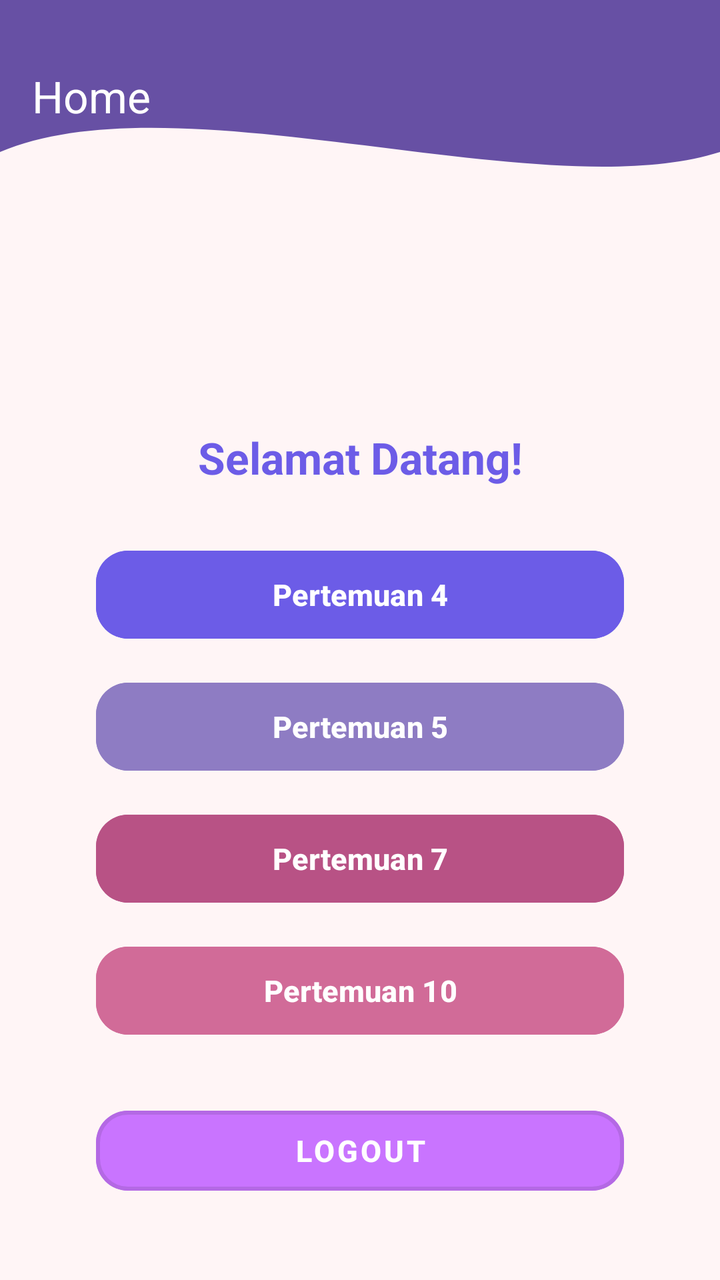
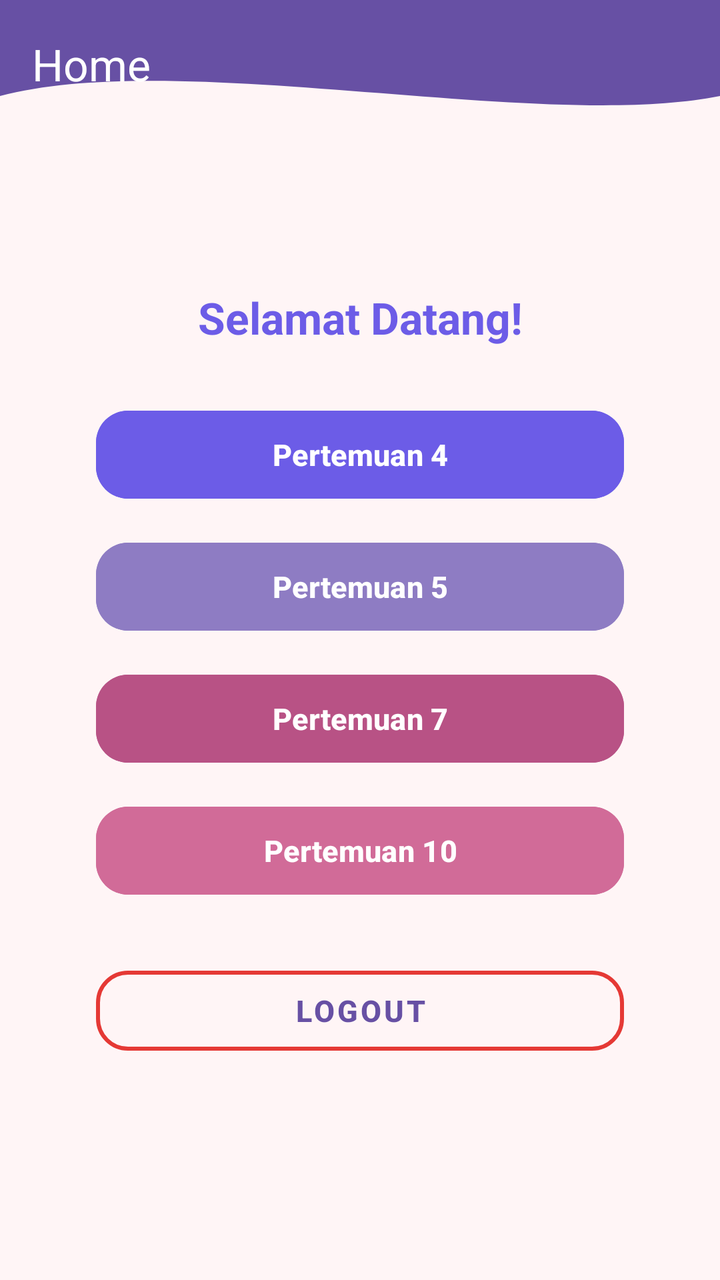

An Android layout rendered at two revisions. The XML below is the earlier revision; the diff shows what the commit changed to produce the second picture.
<!-- AndroidManifest.xml: application theme Theme.Najahtiemobile -->
<!-- res/layout/fragment_home.xml -->
<?xml version="1.0" encoding="utf-8"?>
<androidx.constraintlayout.widget.ConstraintLayout
    xmlns:android="http://schemas.android.com/apk/res/android"
    xmlns:app="http://schemas.android.com/apk/res-auto"
    xmlns:tools="http://schemas.android.com/tools"
    android:layout_width="match_parent"
    android:layout_height="match_parent"
    android:background="#FFF5F6"
    tools:context=".Home.HomeFragment">

    
    <View
        android:id="@+id/background_header"
        android:layout_width="0dp"
        android:layout_height="190dp"
        android:background="@drawable/bg_header_wave"
        app:layout_constraintStart_toStartOf="parent"
        app:layout_constraintEnd_toEndOf="parent"
        app:layout_constraintTop_toTopOf="parent"/>

    

    

    <androidx.appcompat.widget.Toolbar
        android:id="@+id/toolbar"
        android:layout_width="0dp"
        android:layout_height="?attr/actionBarSize"
        android:layout_marginTop="16dp"
        android:background="@android:color/transparent"
        app:layout_constraintEnd_toEndOf="parent"
        app:layout_constraintHorizontal_bias="0.0"
        app:layout_constraintStart_toStartOf="parent"
        app:layout_constraintTop_toTopOf="parent"
        app:title="Home"
        app:titleTextColor="#FFFFFF" />

    <TextView
        android:id="@+id/tvWelcome"
        android:layout_width="wrap_content"
        android:layout_height="wrap_content"
        android:layout_marginTop="24dp"
        android:text="Selamat Datang!"
        android:textColor="#6C5CE7"
        android:textSize="22sp"
        android:textStyle="bold"
        app:layout_constraintTop_toBottomOf="@id/background_header"
        app:layout_constraintStart_toStartOf="parent"
        app:layout_constraintEnd_toEndOf="parent" />

    
    <Button
        android:id="@+id/btnToFourth"
        android:layout_width="0dp"
        android:layout_height="52dp"
        android:layout_marginHorizontal="48dp"
        android:layout_marginTop="28dp"
        android:backgroundTint="#6C5CE7"
        android:text="Pertemuan 4"
        android:textColor="#FFFFFF"
        android:textSize="15sp"
        android:textStyle="bold"
        app:cornerRadius="16dp"
        app:layout_constraintTop_toBottomOf="@id/tvWelcome"
        app:layout_constraintStart_toStartOf="parent"
        app:layout_constraintEnd_toEndOf="parent" />

    
    <Button
        android:id="@+id/btnToFifth"
        android:layout_width="0dp"
        android:layout_height="52dp"
        android:layout_marginHorizontal="48dp"
        android:layout_marginTop="14dp"
        android:backgroundTint="#8E7CC3"
        android:text="Pertemuan 5"
        android:textColor="#FFFFFF"
        android:textSize="15sp"
        android:textStyle="bold"
        app:cornerRadius="16dp"
        app:layout_constraintTop_toBottomOf="@id/btnToFourth"
        app:layout_constraintStart_toStartOf="parent"
        app:layout_constraintEnd_toEndOf="parent" />

    
    <Button
        android:id="@+id/btnToSeventh"
        android:layout_width="0dp"
        android:layout_height="52dp"
        android:layout_marginHorizontal="48dp"
        android:layout_marginTop="14dp"
        android:backgroundTint="#B85285"
        android:text="Pertemuan 7"
        android:textColor="#FFFFFF"
        android:textSize="15sp"
        android:textStyle="bold"
        app:cornerRadius="16dp"
        app:layout_constraintTop_toBottomOf="@id/btnToFifth"
        app:layout_constraintStart_toStartOf="parent"
        app:layout_constraintEnd_toEndOf="parent" />

    
    <Button
        android:id="@+id/btnToTenth"
        android:layout_width="0dp"
        android:layout_height="52dp"
        android:layout_marginHorizontal="48dp"
        android:layout_marginTop="14dp"
        android:backgroundTint="#D16B98"
        android:text="Pertemuan 10"
        android:textColor="#FFFFFF"
        android:textSize="15sp"
        android:textStyle="bold"
        app:cornerRadius="16dp"
        app:layout_constraintTop_toBottomOf="@id/btnToSeventh"
        app:layout_constraintStart_toStartOf="parent"
        app:layout_constraintEnd_toEndOf="parent" />

    
    <com.google.android.material.button.MaterialButton
        android:id="@+id/btnLogout"
        style="@style/Widget.MaterialComponents.Button.OutlinedButton"
        android:layout_width="0dp"
        android:layout_height="52dp"
        android:layout_marginHorizontal="48dp"
        android:layout_marginTop="28dp"
        android:text="Logout"        android:textColor="#FFFFFF"


        android:textSize="15sp"
        android:textStyle="bold"
        android:backgroundTint="#C974FF"
        app:strokeWidth="2dp"
        app:cornerRadius="16dp"
        app:layout_constraintTop_toBottomOf="@id/btnToTenth"
        app:layout_constraintStart_toStartOf="parent"
        app:layout_constraintEnd_toEndOf="parent" />

</androidx.constraintlayout.widget.ConstraintLayout>
<!-- resources referenced by this layout -->
<resources>
  <!-- drawable bg_header_wave (drawable) -->
  <?xml version="1.0" encoding="utf-8"?>
  <vector xmlns:android="http://schemas.android.com/apk/res/android"
      android:width="100dp"
      android:height="100dp"
      android:viewportWidth="100"
      android:viewportHeight="100">
  
      
      <path
          android:fillColor="?attr/colorPrimary"
          android:pathData="
              M0,0
              L100,0
              L100,40
              C 75,55
                25,20
                0,40
              Z" />
  </vector>
  <style name="Theme.Najahtiemobile" parent="Base.Theme.Najahtiemobile" />
  <style name="Base.Theme.Najahtiemobile" parent="Theme.Material3.DayNight.NoActionBar">
          
          
      </style>
</resources>

<!-- the commit's change to res/layout/fragment_home.xml (unified diff, before → after) -->
@@ -12,29 +12,25 @@
     <View
         android:id="@+id/background_header"
         android:layout_width="0dp"
-        android:layout_height="190dp"
+        android:layout_height="120dp"
         android:background="@drawable/bg_header_wave"
         app:layout_constraintStart_toStartOf="parent"
         app:layout_constraintEnd_toEndOf="parent"
         app:layout_constraintTop_toTopOf="parent"/>
 
     
-
-    
-
     <androidx.appcompat.widget.Toolbar
         android:id="@+id/toolbar"
         android:layout_width="0dp"
         android:layout_height="?attr/actionBarSize"
-        android:layout_marginTop="16dp"
         android:background="@android:color/transparent"
-        app:layout_constraintEnd_toEndOf="parent"
-        app:layout_constraintHorizontal_bias="0.0"
+        app:title="Home"
+        app:titleTextColor="#FFFFFF"
+        app:layout_constraintTop_toTopOf="parent"
         app:layout_constraintStart_toStartOf="parent"
-        app:layout_constraintTop_toTopOf="parent"
-        app:title="Home"
-        app:titleTextColor="#FFFFFF" />
+        app:layout_constraintEnd_toEndOf="parent" />
 
+    
     <TextView
         android:id="@+id/tvWelcome"
         android:layout_width="wrap_content"
@@ -124,12 +120,10 @@
         android:layout_height="52dp"
         android:layout_marginHorizontal="48dp"
         android:layout_marginTop="28dp"
-        android:text="Logout"        android:textColor="#FFFFFF"
-
-
+        android:text="Logout"
         android:textSize="15sp"
         android:textStyle="bold"
-        android:backgroundTint="#C974FF"
+        app:strokeColor="#E53935"
         app:strokeWidth="2dp"
         app:cornerRadius="16dp"
         app:layout_constraintTop_toBottomOf="@id/btnToTenth"
